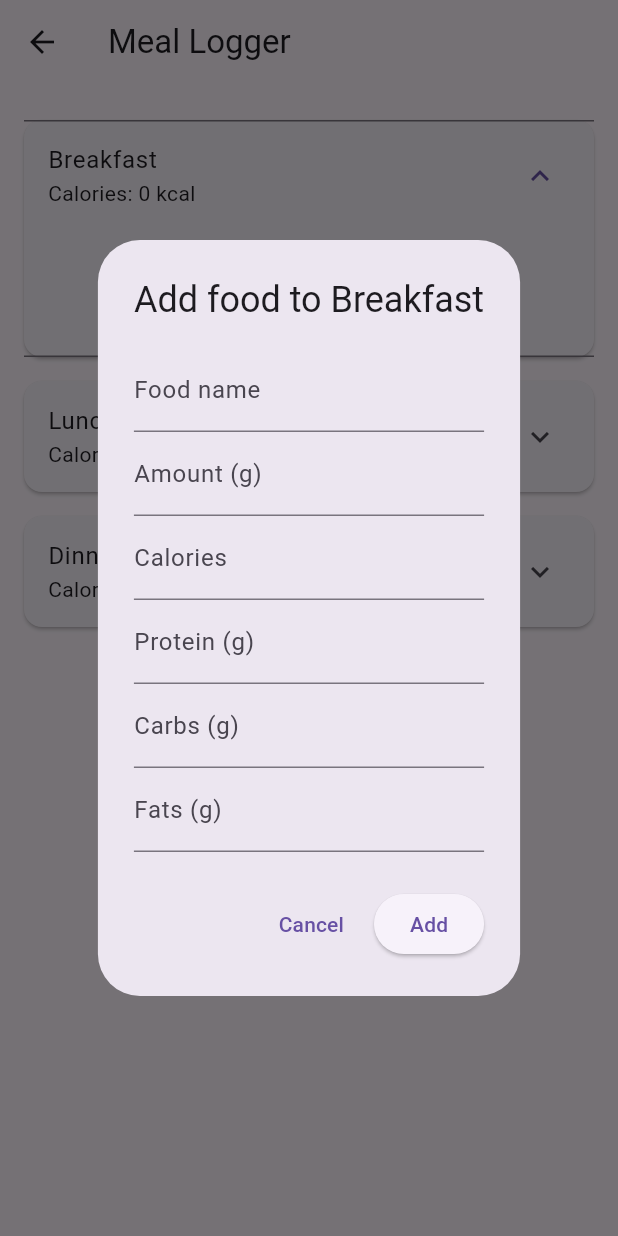
After one commit to niklasjkarlsson/calorie_tracker, a Flutter app: the MealLoggerPage screen opened directly, after a tap on "Breakfast", after a tap on "Add Food", on a phone screen of 412 x 824 dp. The commit adds this screen. Run offline on Flutter 3.47's test engine with Material 3 defaults, Android fonts, the phone set to English and light mode, and no system bars; missing offline and left inert: mobile_scanner.

Commit message:
Made a page for meal logging. Now Possible to manually write the nutrient info.

```diff
--- a/lib/main.dart
+++ b/lib/main.dart
@@ -2,6 +2,7 @@ import 'package:flutter/material.dart';
 import 'api.dart';
 import 'barcode_scanner_page.dart';
 import 'dart:async';
+import 'meal_logger_page.dart';
 
 void main() {
   runApp(const CalorieTrackerApp());
@@ -147,6 +148,17 @@ class _HomePageState extends State<HomePage> {
               },
               child: const Text('Scan Barcode'),
             ),
+
+            ElevatedButton(
+              onPressed: () {
+                Navigator.push(
+                  context,
+                  MaterialPageRoute(builder: (_) => const MealLoggerPage()),
+                );
+              },
+              child: const Text('Log My Meals'),
+            ),
+
             const SizedBox(height: 20),
             if (_productName != null) ...[
               Text('Product: $_productName',
--- /dev/null
+++ b/lib/meal_logger_page.dart
@@ -0,0 +1,135 @@
+import 'package:flutter/material.dart';
+
+
+class MealLoggerPage extends StatefulWidget {
+  const MealLoggerPage({super.key});
+
+  @override
+  State<MealLoggerPage> createState() => _MealLoggerPageState();
+}
+
+
+class LoggedFood {
+  final String name;
+  final double amount;
+  final double kcal;
+  final double protein;
+  final double carbs;
+  final double fat;
+
+  LoggedFood({
+    required this.name,
+    required this.amount,
+    required this.kcal,
+    required this.protein,
+    required this.carbs,
+    required this.fat,
+  });
+}
+
+
+class _MealLoggerPageState extends State<MealLoggerPage> {
+  final Map<String, List<LoggedFood>> _meals = {
+    'Breakfast': [],
+    'Lunch': [],
+    'Dinner': [],
+  };
+
+  void _addFood(String meal) {
+    final nameController = TextEditingController();
+    final amountController = TextEditingController();
+    final kcalController = TextEditingController();
+    final proteinController = TextEditingController();
+    final carbsController = TextEditingController();
+    final fatController = TextEditingController();
+
+    showDialog(
+      context: context,
+      builder: (_) => AlertDialog(
+        title: Text('Add food to $meal'),
+        content: SingleChildScrollView(
+          child: Column(
+            children:[
+              TextField(controller: nameController, decoration: InputDecoration(labelText: 'Food name')),
+              TextField(controller: amountController, decoration: InputDecoration(labelText: 'Amount (g)'), keyboardType: TextInputType.number),
+              TextField(controller: kcalController, decoration: InputDecoration(labelText: 'Calories'), keyboardType: TextInputType.number),
+              TextField(controller: proteinController, decoration: InputDecoration(labelText: 'Protein (g)'), keyboardType: TextInputType.number),
+              TextField(controller: carbsController, decoration: InputDecoration(labelText: 'Carbs (g)'), keyboardType: TextInputType.number),
+              TextField(controller: fatController, decoration: InputDecoration(labelText: 'Fats (g)'), keyboardType: TextInputType.number),
+            ],
+          ),
+        ),
+        actions: [
+          TextButton(
+            onPressed: () {
+              Navigator.pop(context);
+            },
+            child: const Text('Cancel'),
+          ),
+          ElevatedButton(
+            onPressed: () {
+              final food = LoggedFood(
+                name: nameController.text,
+                amount: double.tryParse(amountController.text) ?? 0,
+                kcal: double.tryParse(kcalController.text) ?? 0,
+                protein: double.tryParse(proteinController.text) ?? 0,
+                carbs: double.tryParse(carbsController.text) ?? 0,
+                fat: double.tryParse(fatController.text) ?? 0,
+              );
+              setState(() {
+                _meals[meal]!.add(food);
+              });
+              Navigator.pop(context);
+            },
+            child: const Text('Add'),
+          ),
+        ],
+      ),
+    );
+  }
+
+  Widget _buildMealCard(String mealName, List<LoggedFood> foods) {
+    double totalKcal = 0, totalProtein = 0, totalCarbs = 0, totalFat = 0;
+
+    for (var food in foods) {
+      totalKcal += food.kcal;
+      totalProtein += food.protein;
+      totalCarbs += food.carbs;
+      totalFat += food.fat;
+    }
+
+    return Card(
+      margin: const EdgeInsets.symmetric(vertical: 8),
+      child: ExpansionTile(
+        title: Text(mealName),
+        subtitle: Text('Calories: ${totalKcal.toStringAsFixed(0)} kcal'),
+        children: [
+          ...foods.map((food) => ListTile(
+              title: Text(food.name),
+              subtitle: Text('${food.amount}g - ${food.kcal} kcal'),
+            )),
+          Padding(
+            padding: const EdgeInsets.all(8.0),
+            child: Text('Protein: ${totalProtein.toStringAsFixed(1)}g, Carbs: ${totalCarbs.toStringAsFixed(1)}g, Fat: ${totalFat.toStringAsFixed(1)}g'),
+          ),
+          TextButton.icon(
+            icon: const Icon(Icons.add),
+            label: const Text('Add Food'),
+            onPressed: () => _addFood(mealName),
+          )
+        ],
+      ),
+    );
+  }
+
+  @override
+  Widget build(BuildContext context) {
+    return Scaffold(
+      appBar: AppBar(title: const Text('Meal Logger')),
+      body: ListView(
+        padding: const EdgeInsets.all(16),
+        children: _meals.entries.map((e) => _buildMealCard(e.key, e.value)).toList(),
+      ),
+    );
+  }
+}
```
